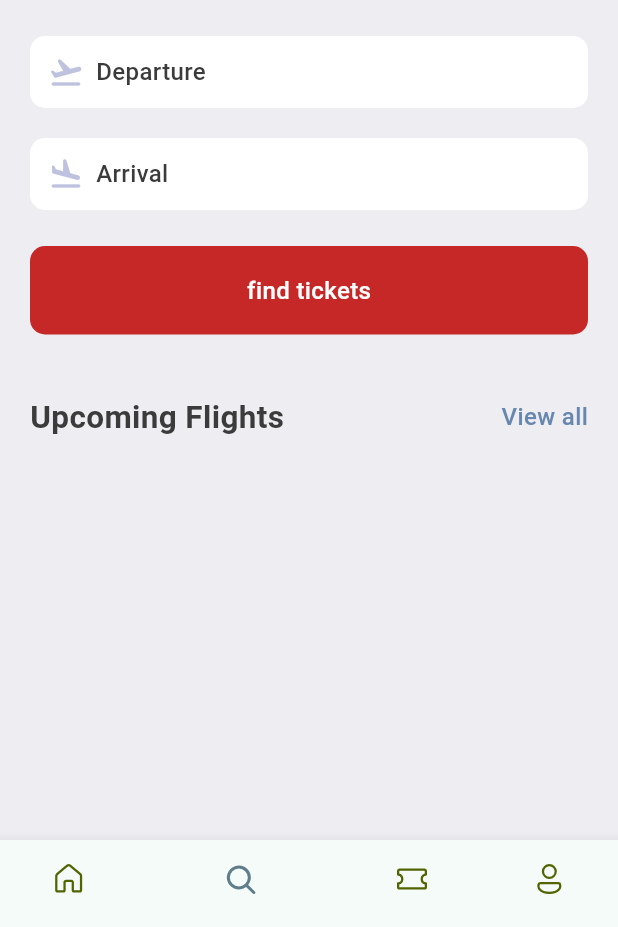
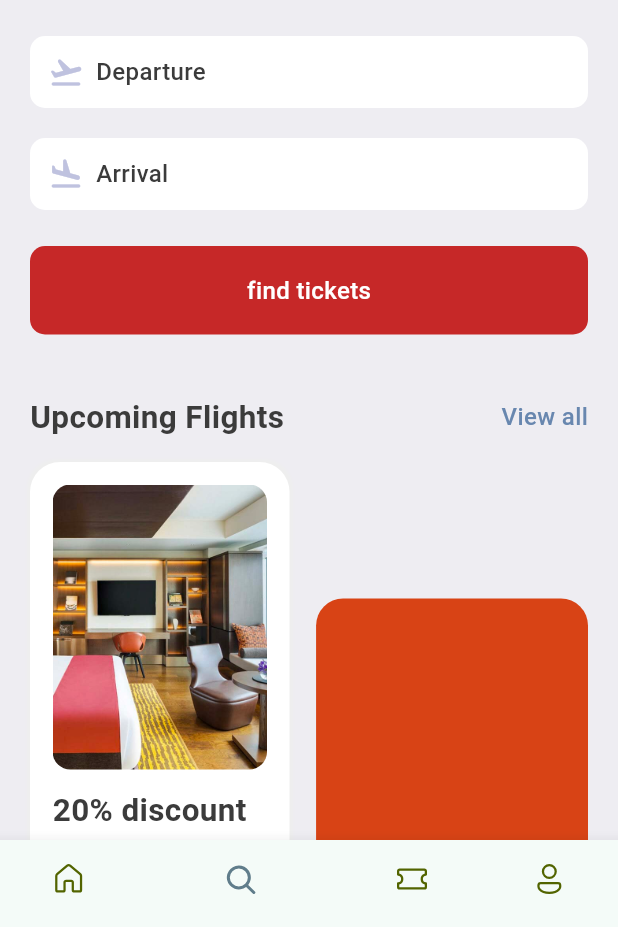
Before and after one commit to abdelillahbel/FlightBookingApp, a Flutter app: the screen it shows after launch, item 2 of the bottom bar chosen, on a phone screen of 412 x 824 dp, the part 309-1236 px from its top. Run offline on Flutter 3.47's test engine with Material 3 defaults, Android fonts, the phone set to English and light mode, and no system bars; our stand-ins replace fluentui_icons, simple_gradient_text.

Commit message:
feat: enhance SearchScreen layout with promotional card and improved responsiveness

```diff
--- a/lib/screens/search/search_screen.dart
+++ b/lib/screens/search/search_screen.dart
@@ -1,3 +1,4 @@
+import 'package:flightbookapp/core/res/media.dart';
 import 'package:flightbookapp/core/res/styles/app_styles.dart';
 import 'package:flightbookapp/core/widgets/app_texts.dart';
 import 'package:flightbookapp/screens/search/widgets/app_text_icon.dart';
@@ -10,6 +11,7 @@ class SearchScreen extends StatelessWidget {
 
   @override
   Widget build(BuildContext context) {
+    final size = MediaQuery.of(context).size;
     return Scaffold(
       backgroundColor: AppStyles.bgColor,
       body: ListView(
@@ -52,6 +54,60 @@ class SearchScreen extends StatelessWidget {
             descText: "View all",
             func: () {},
           ),
+          SizedBox(
+            height: 15,
+          ),
+          Row(
+            mainAxisAlignment: MainAxisAlignment.spaceBetween,
+            children: [
+              Container(
+                padding: EdgeInsets.symmetric(vertical: 15, horizontal: 15),
+                width: size.width * .42,
+                decoration: BoxDecoration(
+                    borderRadius: BorderRadius.circular(20),
+                    color: Colors.white,
+                    boxShadow: [
+                      BoxShadow(
+                          color: Colors.grey.shade200,
+                          blurRadius: 1,
+                          spreadRadius: 2)
+                    ]),
+                child: Column(
+                  children: [
+                    Container(
+                        height: 190,
+                        decoration: BoxDecoration(
+                          borderRadius: BorderRadius.circular(12),
+                          image: DecorationImage(
+                              image: AssetImage(AppMedia.hotelRoom),
+                              fit: BoxFit.cover),
+                        )),
+                    SizedBox(
+                      height: 12,
+                    ),
+                    Text(
+                      "20% discount on early booking of this flight.\nDont miss!",
+                      style: AppStyles.headLineStyle2,
+                    )
+                  ],
+                ),
+              ),
+              Column(
+                children: [
+
+                  Container(
+
+                    width: size.width * .44,
+                    height: 200,
+                    decoration:
+                        BoxDecoration(
+                          color: Colors.deepOrange.shade800,
+                          borderRadius: BorderRadius.circular(18)),
+                  )
+                ],
+              )
+            ],
+          )
         ],
       ),
     );
```
